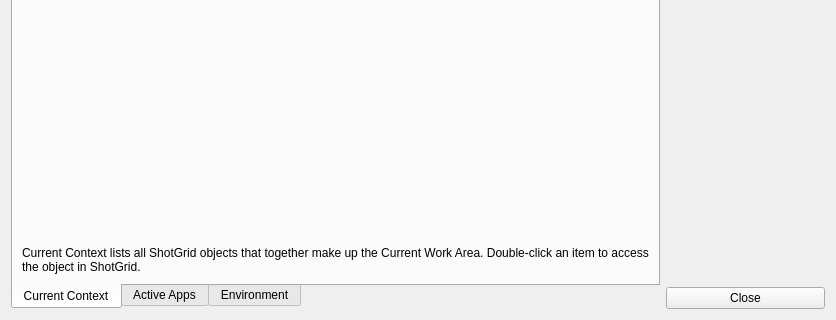
The window that resources/dialog.ui (shotgunsoftware/tk-multi-about) describes before a commit, drawn with Qt 5; both pictures show x 0 to 836 and y 167 to 487 of the 836 by 487 pixel window.
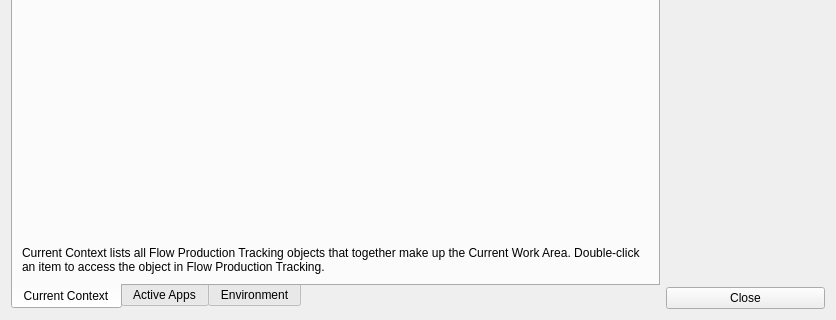
The same window after the commit. Icons and pictures are not drawn. Custom widgets are drawn as their Qt base class.

What changed in the file:
```diff
--- a/resources/dialog.ui
+++ b/resources/dialog.ui
@@ -56,7 +56,7 @@
        <item>
         <widget class="QLabel" name="label_4">
          <property name="text">
-          <string>Current Context lists all ShotGrid objects that together make up the Current Work Area. Double-click an item to access the object in ShotGrid.</string>
+          <string>Current Context lists all Flow Production Tracking objects that together make up the Current Work Area. Double-click an item to access the object in Flow Production Tracking.</string>
          </property>
          <property name="wordWrap">
           <bool>true</bool>
```
Left out of the diff: 2 changed lines with no effect on the pictures.
